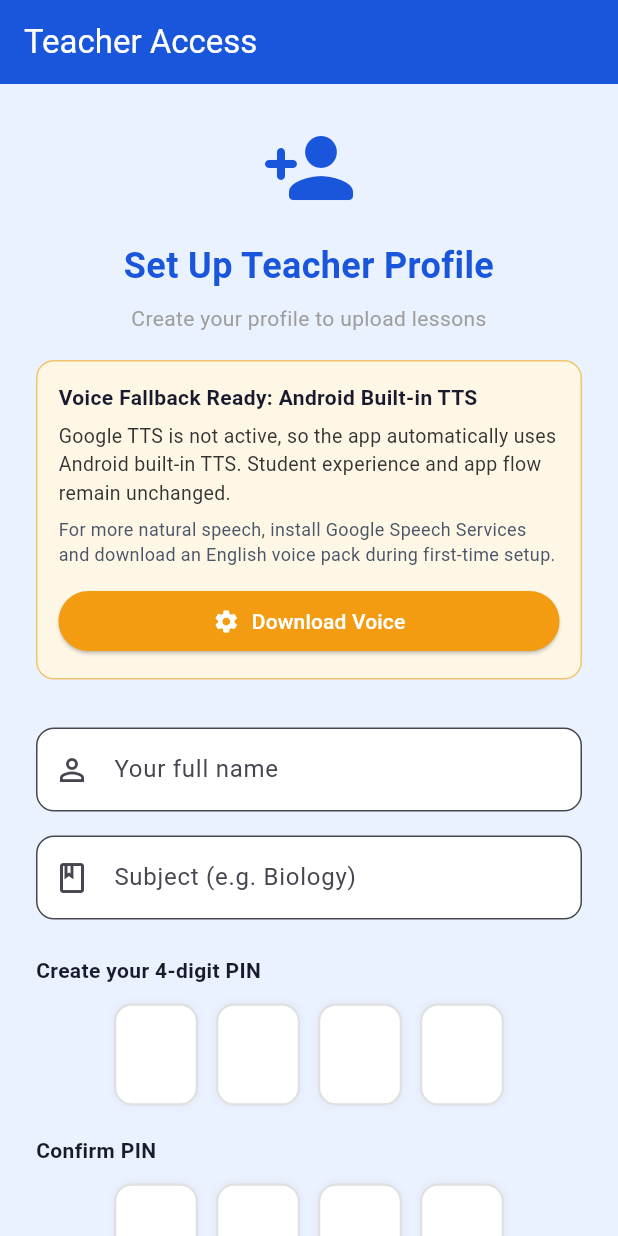
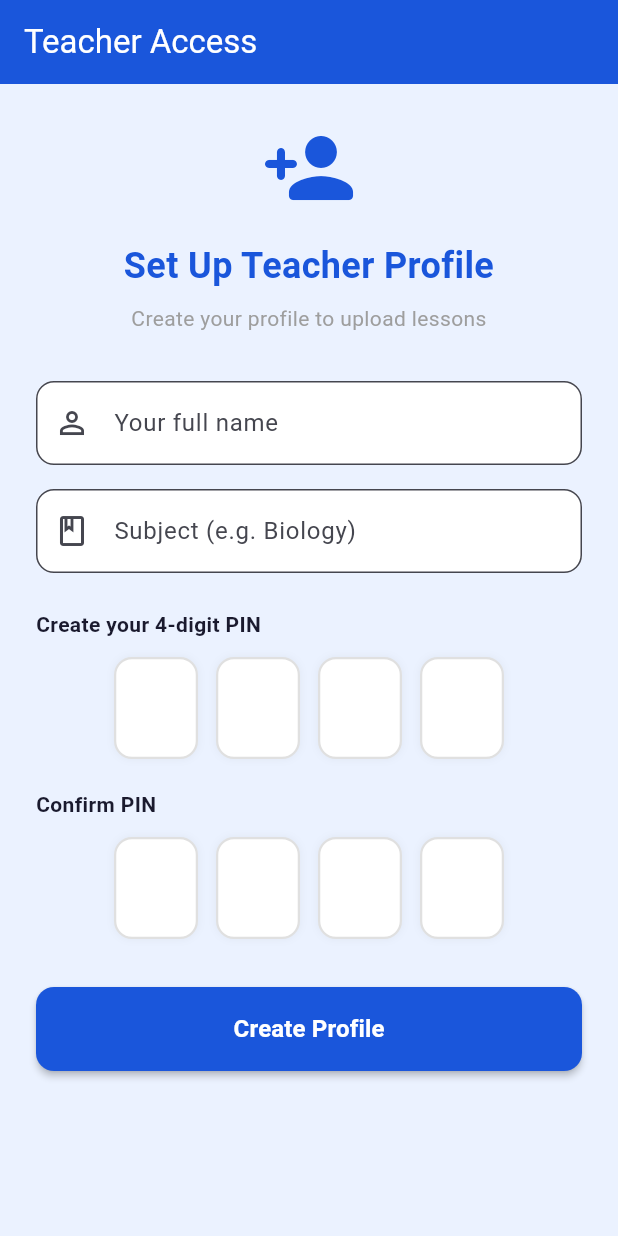
Before and after one commit to 22atuhaire/Blind_Learners-APP, a Flutter app: the TeacherPinScreen screen opened by its route, on a phone screen of 412 x 824 dp. Run offline on Flutter 3.47's test engine with Material 3 defaults, Android fonts, the phone set to English and light mode, and no system bars; our stand-ins replace drift, drift_flutter, file_picker, flutter_riverpod, flutter_secure_storage, flutter_tts and 2 more; accounts and stored records are empty; generated files the repository leaves out were written again.

Commit message:
refactor: remove unused voice status logic and improve code clarity in Teacher PIN screen

```diff
--- a/lib/features/teacher/teacher_pin_screen.dart
+++ b/lib/features/teacher/teacher_pin_screen.dart
@@ -1,9 +1,7 @@
-import 'package:flutter/foundation.dart';
 import 'package:flutter/material.dart';
 import 'package:flutter_riverpod/flutter_riverpod.dart';
 import 'package:go_router/go_router.dart';
 import 'package:drift/drift.dart' show Value;
-import 'package:url_launcher/url_launcher.dart';
 import 'package:audioapp/shared/services/providers.dart';
 import 'package:audioapp/shared/services/db/app_database.dart';
 // PinService is accessed through pinServiceProvider; no direct import needed.
@@ -37,18 +35,12 @@ class _TeacherPinScreenState extends ConsumerState<TeacherPinScreen> {
   String _createError = '';
   bool _saving = false;
 
-  bool _checkingVoice = true;
-  bool _googleTtsInstalled = false;
-  bool _usingGoogleTts = false;
-  String? _activeTtsEngine;
-
   // ── Lifecycle ──────────────────────────────────────────────────────────────
 
   @override
   void initState() {
     super.initState();
     _loadTeachers();
-    _loadVoiceStatus();
   }
 
   @override
@@ -69,55 +61,6 @@ class _TeacherPinScreenState extends ConsumerState<TeacherPinScreen> {
       _loading = false;
       _createMode = teachers.isEmpty;
     });
-  }
-
-  Future<void> _loadVoiceStatus() async {
-    final tts = ref.read(ttsServiceProvider);
-    await tts.initialize();
-
-    if (!mounted) return;
-    setState(() {
-      _checkingVoice = false;
-      _googleTtsInstalled = tts.isGoogleTtsInstalled;
-      _usingGoogleTts = tts.isUsingGoogleTts;
-      _activeTtsEngine = tts.activeEngine;
-    });
-  }
-
-  Future<void> _openTtsSettings() async {
-    if (defaultTargetPlatform == TargetPlatform.android) {
-      try {
-        // Use simple intent:// URI to open Settings app
-        final uri = Uri.parse(
-          'intent://#Intent;action=android.intent.action.MAIN;package=com.android.settings;end',
-        );
-
-        if (await canLaunchUrl(uri)) {
-          await launchUrl(
-            uri,
-            mode: LaunchMode.externalApplication,
-          );
-        } else {
-          _showVoiceDownloadInstructions();
-        }
-      } catch (e) {
-        debugPrint('Error opening settings: $e');
-        _showVoiceDownloadInstructions();
-      }
-    }
-  }
-
-  void _showVoiceDownloadInstructions() {
-    if (mounted) {
-      ScaffoldMessenger.of(context).showSnackBar(
-        const SnackBar(
-          duration: Duration(seconds: 6),
-          content: Text(
-            'Open Settings > Sound & Vibration > Text-to-speech to download voices.',
-          ),
-        ),
-      );
-    }
   }
 
   // ── Build ──────────────────────────────────────────────────────────────────
@@ -170,10 +113,6 @@ class _TeacherPinScreenState extends ConsumerState<TeacherPinScreen> {
             style: TextStyle(fontSize: 14, color: Colors.grey),
             textAlign: TextAlign.center,
           ),
-          if (_teachers.isEmpty) ...[
-            const SizedBox(height: 18),
-            _buildVoiceSetupCard(),
-          ],
           const SizedBox(height: 32),
 
           // Name field
@@ -302,105 +241,6 @@ class _TeacherPinScreenState extends ConsumerState<TeacherPinScreen> {
     );
   }
 
-  Widget _buildVoiceSetupCard() {
-    if (_checkingVoice) {
-      return Container(
-        width: double.infinity,
-        padding: const EdgeInsets.all(14),
-        decoration: BoxDecoration(
-          color: Colors.white,
-          borderRadius: BorderRadius.circular(12),
-          border: Border.all(color: const Color(0xFFD6E4FF)),
-        ),
-        child: const Row(
-          children: [
-            SizedBox(
-              width: 18,
-              height: 18,
-              child: CircularProgressIndicator(strokeWidth: 2),
-            ),
-            SizedBox(width: 12),
-            Expanded(
-              child: Text(
-                'Checking speech voice setup...',
-                style: TextStyle(fontSize: 13),
-              ),
-            ),
-          ],
-        ),
-      );
-    }
-
-    final hasPrimary = _googleTtsInstalled && _usingGoogleTts;
-    final title = hasPrimary
-        ? 'Voice Ready: Google Neural TTS'
-        : 'Voice Fallback Ready: Android Built-in TTS';
-    final message = hasPrimary
-        ? 'Primary voice engine is active. Download the English voice pack once on WiFi, then it works offline for students.'
-        : 'Google TTS is not active, so the app automatically uses Android built-in TTS. Student experience and app flow remain unchanged.';
-    final hint = hasPrimary
-        ? 'No extra setup needed now.'
-        : 'For more natural speech, install Google Speech Services and download an English voice pack during first-time setup.';
-
-    return Container(
-      width: double.infinity,
-      padding: const EdgeInsets.all(14),
-      decoration: BoxDecoration(
-        color: hasPrimary ? const Color(0xFFEAFBF0) : const Color(0xFFFFF7E6),
-        borderRadius: BorderRadius.circular(12),
-        border: Border.all(
-          color: hasPrimary ? const Color(0xFF91D9A9) : const Color(0xFFF0C36D),
-        ),
-      ),
-      child: Column(
-        crossAxisAlignment: CrossAxisAlignment.start,
-        children: [
-          Text(
-            title,
-            style: const TextStyle(
-              fontWeight: FontWeight.bold,
-              fontSize: 14,
-              color: Color(0xFF1A1A2E),
-            ),
-          ),
-          const SizedBox(height: 6),
-          Text(
-            message,
-            style: const TextStyle(fontSize: 13, color: Color(0xFF333333)),
-          ),
-          const SizedBox(height: 6),
-          Text(
-            hint,
-            style: const TextStyle(fontSize: 12, color: Color(0xFF4A5568)),
-          ),
-          if (_activeTtsEngine != null) ...[
-            const SizedBox(height: 6),
-            Text(
-              'Active engine: $_activeTtsEngine',
-              style: const TextStyle(fontSize: 12, color: Color(0xFF4A5568)),
-            ),
-          ],
-          const SizedBox(height: 12),
-          SizedBox(
-            width: double.infinity,
-            child: ElevatedButton.icon(
-              onPressed: _openTtsSettings,
-              icon: const Icon(Icons.settings, size: 18),
-              label: const Text('Download Voice'),
-              style: ElevatedButton.styleFrom(
-                backgroundColor: hasPrimary
-                    ? const Color(0xFF2ECC71)
-                    : const Color(0xFFF39C12),
-                foregroundColor: Colors.white,
-                padding: const EdgeInsets.symmetric(vertical: 10),
-              ),
-            ),
-          ),
-        ],
-      ),
-    );
-  }
-
   Future<void> _handleCreate() async {
     final name = _nameController.text.trim();
     final subject = _subjectController.text.trim();
@@ -488,7 +328,7 @@ class _TeacherPinScreenState extends ConsumerState<TeacherPinScreen> {
               Text(
                 'Tap your name to log in',
                 style: TextStyle(
-                  color: Colors.white.withOpacity(0.8),
+                  color: Colors.white.withValues(alpha: 0.8),
                   fontSize: 14,
                 ),
               ),
@@ -785,7 +625,7 @@ class _PinInputRowState extends State<_PinInputRow> {
                 ),
                 boxShadow: [
                   BoxShadow(
-                    color: Colors.black.withOpacity(0.05),
+                    color: Colors.black.withValues(alpha: 0.05),
                     blurRadius: 4,
                   ),
                 ],
```
